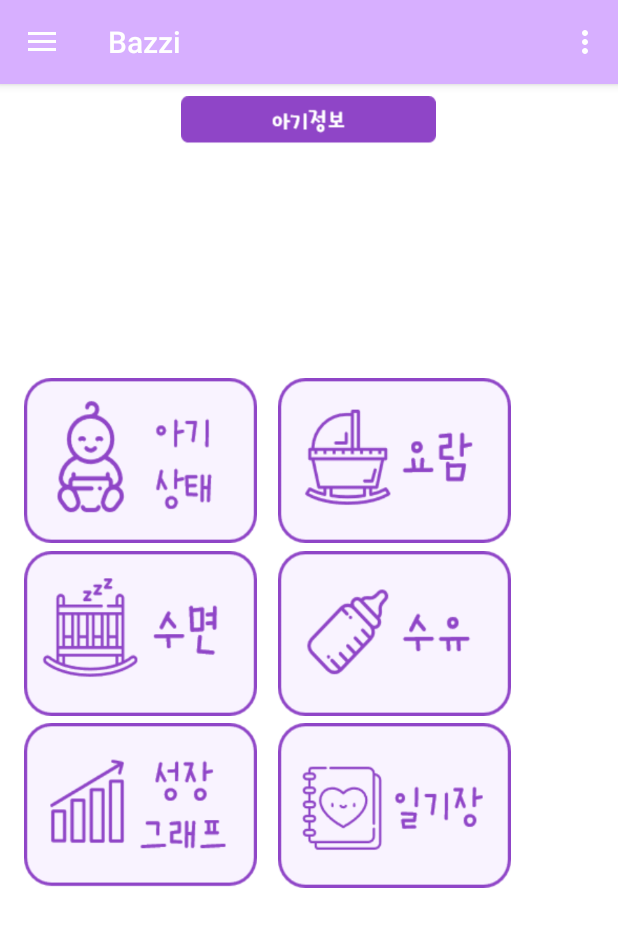
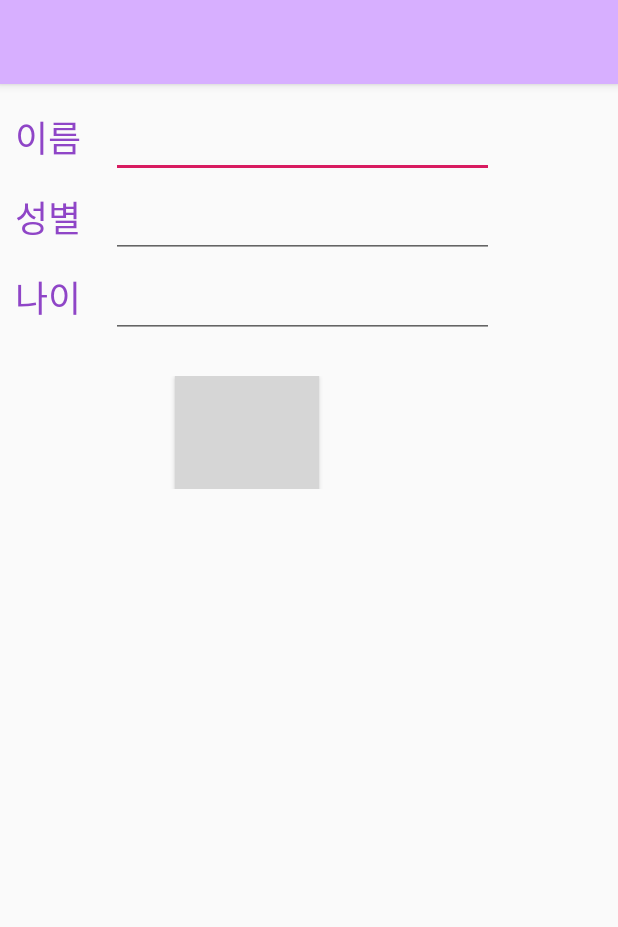
Before and after one commit to Dauuni/Bazzi, an Android app: the MainActivity screen opened directly, with no data from a screen before it, after a tap on "아기 정보", on a phone screen of 412 x 824 dp. Shown: the top 927 px of the screen. Run offline under Robolectric (Android 15) with nearby library versions, the phone set to English and light mode, and no system bars; 1 other tap on this screen came first; grey boxes are pictures that could not be loaded.

Commit message:
20.04.27 / 17:45

```diff
--- a/app/src/main/AndroidManifest.xml
+++ b/app/src/main/AndroidManifest.xml
@@ -81,6 +81,11 @@
             android:theme="@style/AppTheme.NoActionBar">
         </activity>
 
+        <activity
+            android:name=".MyBaby"
+            android:theme="@style/AppTheme.NoActionBar">
+        </activity>
+
     </application>
 
 </manifest>
--- /dev/null
+++ b/app/src/main/java/com/daeun/bazzi_1/MyBaby.java
@@ -0,0 +1,42 @@
+package com.daeun.bazzi_1;
+
+import android.content.Intent;
+import android.support.v7.app.AppCompatActivity;
+import android.os.Bundle;
+import android.view.View;
+import android.widget.Button;
+import android.widget.CheckBox;
+import android.widget.EditText;
+
+public class MyBaby extends AppCompatActivity {
+
+    @Override
+    protected void onCreate(Bundle savedInstanceState) {
+        super.onCreate(savedInstanceState);
+        setContentView(R.layout.my_baby);
+
+        Button buttonSave = (Button) findViewById(R.id.buttonSave) ;
+        buttonSave.setOnClickListener(new View.OnClickListener() {
+            @Override
+            public void onClick(View v) {
+                Intent intent = new Intent();
+
+                EditText editTextNo = (EditText) findViewById(R.id.editTextNo) ;
+                intent.putExtra("contact_no", editTextNo.getText().toString()) ;
+
+                // Name 입력 값을 String 값으로 그대로 전달.
+                EditText editTextName = (EditText) findViewById(R.id.editTextName) ;
+                intent.putExtra("contact_name", editTextName.getText().toString()) ;
+
+                // Phone 입력 값을 String 값으로 그대로 전달.
+                EditText editTextPhone = (EditText) findViewById(R.id.editTextPhone) ;
+                intent.putExtra("contact_phone", editTextPhone.getText().toString()) ;
+
+                setResult(RESULT_OK, intent) ;
+                finish() ;
+
+            }
+        });
+    }
+
+}
--- /dev/null
+++ b/app/src/main/res/layout/my_baby.xml
@@ -0,0 +1,111 @@
+<?xml version="1.0" encoding="utf-8"?>
+<RelativeLayout xmlns:android="http://schemas.android.com/apk/res/android"
+    xmlns:app="http://schemas.android.com/apk/res-auto"
+    app:layout_behavior="@string/appbar_scrolling_view_behavior"
+    android:layout_width="match_parent"
+    android:layout_height="match_parent">
+
+    <android.support.design.widget.AppBarLayout
+        android:layout_width="match_parent"
+        android:layout_height="wrap_content"
+        android:theme="@style/AppTheme.AppBarOverlay">
+
+        <android.support.v7.widget.Toolbar
+            android:id="@+id/toolbar"
+            android:layout_width="match_parent"
+            android:layout_height="?attr/actionBarSize"
+            android:background="#D7AFFF"
+            app:popupTheme="@style/AppTheme.PopupOverlay" />
+
+    </android.support.design.widget.AppBarLayout>
+
+    <TableLayout
+        android:layout_width="match_parent"
+        android:layout_height="match_parent"
+        android:layout_alignParentTop="true"
+        android:layout_marginTop="65dp">
+
+        <TableRow
+            android:layout_width="match_parent"
+            android:layout_height="match_parent">
+
+            <TextView
+                android:layout_width="wrap_content"
+                android:layout_height="wrap_content"
+                android:gravity="center"
+                android:textSize="24sp"
+                android:text="이름"
+                android:textColor="#8F45C7"
+                android:layout_marginLeft="10dp"/>
+
+            <EditText
+                android:id="@+id/editTextNo"
+                android:layout_width="255dp"
+                android:layout_height="wrap_content"
+                android:layout_marginLeft="20dp"
+                android:textSize="24sp" />
+        </TableRow>
+
+        <TableRow
+            android:layout_width="match_parent"
+            android:layout_height="match_parent">
+
+            <TextView
+                android:layout_width="wrap_content"
+                android:layout_height="wrap_content"
+                android:gravity="center"
+                android:textSize="24sp"
+                android:text="성별"
+                android:textColor="#8F45C7"
+                android:layout_marginLeft="10dp"/>
+
+            <EditText
+                android:id="@+id/editTextName"
+                android:layout_width="255dp"
+                android:layout_height="wrap_content"
+                android:layout_marginLeft="20dp"
+                android:textSize="24sp" />
+        </TableRow>
+
+        <TableRow
+            android:layout_width="match_parent"
+            android:layout_height="match_parent">
+
+            <TextView
+                android:layout_width="wrap_content"
+                android:layout_height="wrap_content"
+                android:gravity="center"
+                android:textSize="24sp"
+                android:text="나이"
+                android:textColor="#8F45C7"
+                android:layout_marginLeft="10dp"/>
+
+            <EditText
+                android:id="@+id/editTextPhone"
+                android:layout_width="255dp"
+                android:layout_height="wrap_content"
+                android:layout_marginLeft="20dp"
+                android:textSize="24sp" />
+        </TableRow>
+
+
+        <TableRow
+            android:layout_width="match_parent"
+            android:layout_height="match_parent"
+            android:layout_marginTop="25dp">
+
+            <Button
+                android:id="@+id/buttonSave"
+                android:layout_width="150dp"
+                android:layout_height="75dp"
+                android:layout_gravity="center"
+                android:layout_span="3"
+                android:background="@drawable/save_button"
+                android:text="Save"
+                android:textColor="#8F45C7"
+                android:textSize="24dp" />
+
+        </TableRow>
+    </TableLayout>
+
+</RelativeLayout>
```
Also changed, not shown: app/src/main/java/com/daeun/bazzi_1/MainActivity.java (+30 -0 lines), app/src/main/res/layout/content_main.xml (+43 -0 lines).
